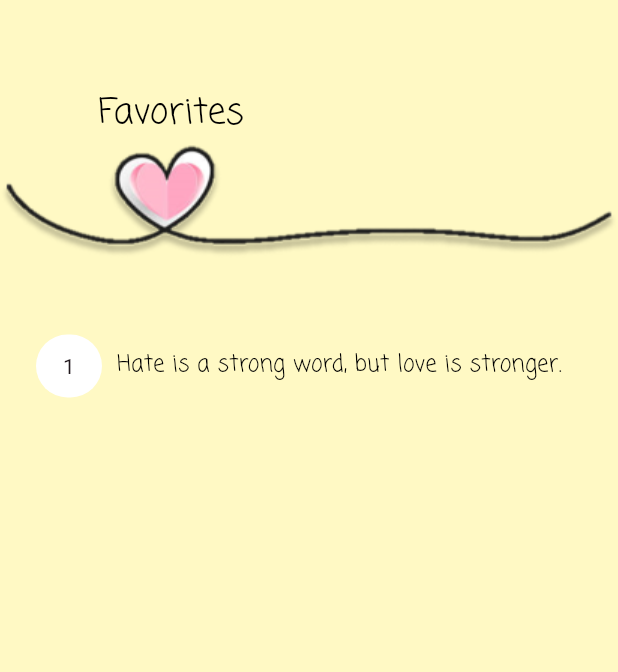
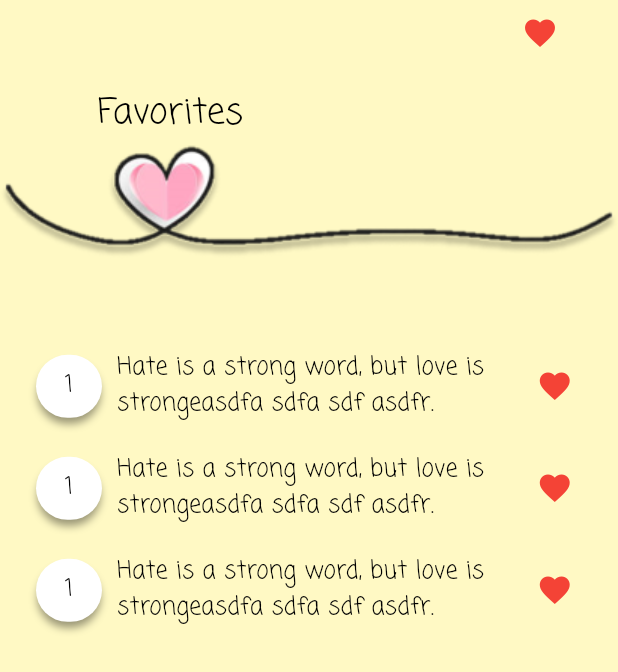
Before and after one commit to Sanjarbek17/quotes_app, a Flutter app: the screen it shows after launch, on a phone screen of 412 x 824 dp. Shown: the top 672 px of the screen. Run offline on Flutter 3.47's test engine with Material 3 defaults, Android fonts, the phone set to English and light mode, and no system bars; our stand-ins replace awesome_extensions.

Commit message:
category screen card, list

```diff
--- a/lib/core/custom_theme.dart
+++ b/lib/core/custom_theme.dart
@@ -16,7 +16,7 @@ const lightTextTheme = TextTheme(
     fontFamily: 'Coming Soon',
   ),
   titleMedium: TextStyle(
-    fontSize: 15,
+    fontSize: 16,
     color: Colors.black,
     fontFamily: 'Coming Soon',
   ),
--- a/lib/pages/category_screen.dart
+++ b/lib/pages/category_screen.dart
@@ -9,21 +9,58 @@ class CategoryScreen extends StatelessWidget {
   Widget build(BuildContext context) {
     return Scaffold(
       backgroundColor: Colors.yellow.shade100,
-      body: SafeArea(
-        child: Column(
+      body: const SafeArea(
+        child: CategoryList(),
+      ),
+    );
+  }
+}
+
+class CategoryList extends StatelessWidget {
+  const CategoryList({
+    super.key,
+  });
+
+  @override
+  Widget build(BuildContext context) {
+    return Column(
       children: [
         Stack(
           children: [
-                Image.asset(Assets.images.leftHearhtPicture.path),
+            Image.asset(Assets.images.leftHearhtPicture.path, scale: 0.5),
             Positioned(
               top: 60,
               left: 65,
               child: Text('Favorites', style: context.headlineSmall),
             ),
+            const Positioned(
+              top: 10,
+              right: 40,
+              child: Icon(Icons.favorite, color: Colors.red),
+            ),
           ],
         ),
-            Padding(
-              padding: const EdgeInsets.symmetric(horizontal: 24.0),
+        const Column(
+          children: [
+            CategoryCard(),
+            CategoryCard(),
+            CategoryCard(),
+          ],
+        )
+      ],
+    );
+  }
+}
+
+class CategoryCard extends StatelessWidget {
+  const CategoryCard({
+    super.key,
+  });
+
+  @override
+  Widget build(BuildContext context) {
+    return Padding(
+      padding: const EdgeInsets.symmetric(horizontal: 20.0, vertical: 10),
       child: SizedBox(
         width: context.width - 48,
         child: Row(
@@ -31,20 +68,23 @@ class CategoryScreen extends StatelessWidget {
             Container(
               width: 44,
               height: 42,
-                      decoration: BoxDecoration(
-                        color: Colors.white,
-                        borderRadius: BorderRadius.circular(50),
-                      ),
+              decoration: BoxDecoration(color: Colors.white, borderRadius: BorderRadius.circular(50), boxShadow: [BoxShadow(color: Colors.black.withOpacity(0.4), blurRadius: 4, spreadRadius: -1, offset: const Offset(0, 5))]),
               alignment: Alignment.center,
-                      child: const Text('1'),
+              child: Text('1', style: context.titleMedium),
             ),
             const SizedBox(width: 10),
-                    Text(
-                      'Hate is a strong word, but love is stronger.',
+            SizedBox(
+              width: context.width * 0.65,
+              child: Text(
+                'Hate is a strong word, but love is strongeasdfa sdfa sdf asdfr.',
                 style: context.titleMedium,
-                    )
-                  ],
               ),
+            ),
+            IconButton(
+              onPressed: () {},
+              icon: const Icon(
+                Icons.favorite,
+                color: Colors.red,
               ),
             )
           ],
```
Lines whose indentation alone changed are shown as unchanged.
